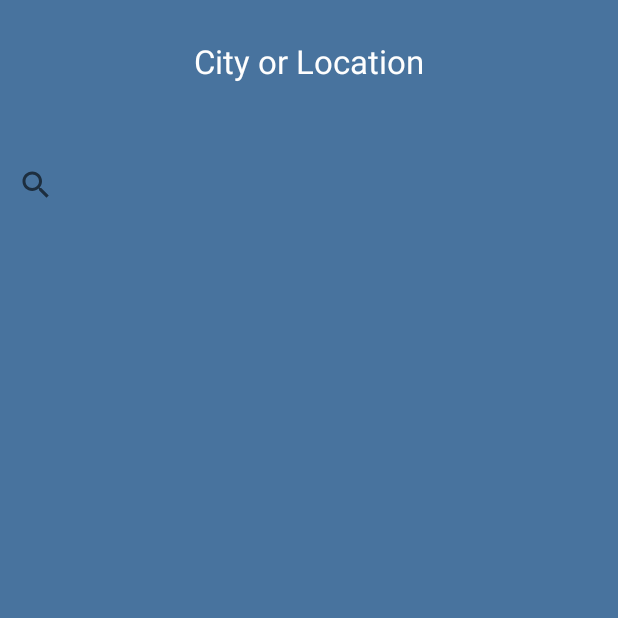
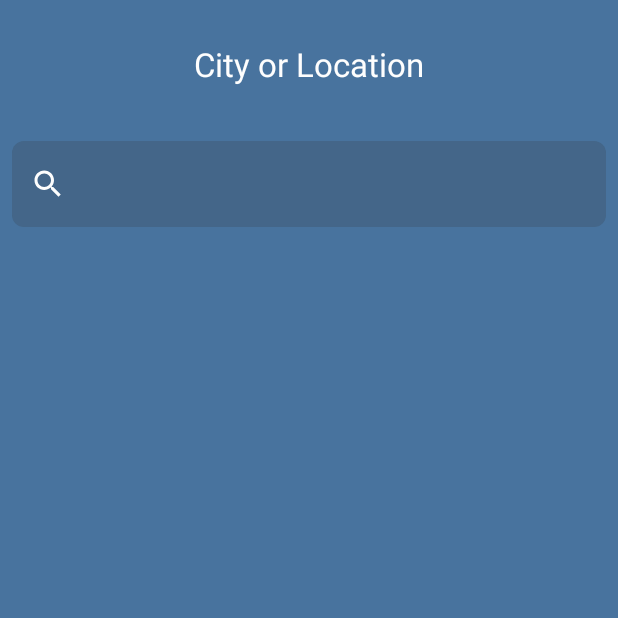
Before and after one commit to Osadchuk8/BitWeather-Android, an Android app: the SearchActivity screen opened directly, with no data from a screen before it, on a phone screen of 412 x 824 dp, the top half of it. Run offline under Robolectric (Android 15) with nearby library versions, the phone set to English and light mode, and no system bars; Roboto replaces fonts that are not available here.

Commit message:
6 day view fix UI improvements rounded tint for the searchview

```diff
--- a/app/src/main/java/com/example/bitweather/SearchActivity.java
+++ b/app/src/main/java/com/example/bitweather/SearchActivity.java
@@ -33,6 +33,11 @@ public class SearchActivity extends AppCompatActivity {
 
 
         searchView = findViewById(R.id.sv_search);
+        searchView.setFocusableInTouchMode(true);
+        searchView.setFocusable(true);
+        searchView.requestFocus();
+
+
         layoutResults = findViewById(R.id.ll_table_results);
 
         searchView.setOnQueryTextListener(new SearchView.OnQueryTextListener() {
@@ -81,6 +86,14 @@ public class SearchActivity extends AppCompatActivity {
 
     }
 
+    public void onStart(){
+        super.onStart();
+        //TODO: solve focusing on searchview
+        searchView.setFocusableInTouchMode(true);
+        searchView.setFocusable(true);
+        searchView.requestFocus();
+    }
+
 
     private void geoCodeCityName(String searchStr){
         mLocationSrv.getAddressFromCityName(searchStr, new CompletionGeoAddress() {
@@ -125,6 +138,7 @@ public class SearchActivity extends AppCompatActivity {
 
                 TextView tv = new TextView(SearchActivity.this);
                 tv.setText(addressStr);
+                tv.setTextColor(getResources().getColor(R.color.snowColor));
 
                 LinearLayout.LayoutParams lllp = new LinearLayout.LayoutParams(
                         LinearLayout.LayoutParams.MATCH_PARENT, LinearLayout.LayoutParams.WRAP_CONTENT);
@@ -132,7 +146,6 @@ public class SearchActivity extends AppCompatActivity {
                 tv.setLayoutParams(lllp);
 
                 tv.setTextSize(20);
-                tv.setBackgroundColor(getResources().getColor(R.color.honey));
                 tv.setOnClickListener(new View.OnClickListener() {
                     @Override
                     public void onClick(View v) {
--- /dev/null
+++ b/app/src/main/res/drawable/bar_rounded_corners.xml
@@ -0,0 +1,11 @@
+<?xml version="1.0" encoding="utf-8"?>
+<shape xmlns:android="http://schemas.android.com/apk/res/android">
+    <solid android:color="#33333333"/>
+    <corners android:radius="8dp"/>
+    <margins
+        android:left="8dp"
+        android:bottom="8dp"
+        android:right="8dp"
+        android:top="8dp"/>
+
+</shape>
--- a/app/src/main/res/layout/activity_search.xml
+++ b/app/src/main/res/layout/activity_search.xml
@@ -17,7 +17,7 @@
             android:id="@+id/textView"
             android:layout_width="match_parent"
             android:layout_height="0dp"
-            android:layout_weight="1"
+            android:layout_weight="6"
             android:gravity="center"
             android:text="City or Location"
             android:textAlignment="center"
@@ -29,12 +29,11 @@
 
         <SearchView
             android:id="@+id/sv_search"
-            style="@android:style/Widget.Material.SearchView"
             android:layout_width="match_parent"
             android:layout_height="0dp"
-            android:layout_weight="1"
-            app:closeIcon="@drawable/btn_magnify"
-            app:searchIcon="@drawable/btn_magnify">
+            android:layout_margin="8dp"
+            android:layout_weight="4"
+            android:background="@drawable/bar_rounded_corners">
 
         </SearchView>
 
@@ -42,7 +41,7 @@
             android:id="@+id/ll_table_results"
             android:layout_width="match_parent"
             android:layout_height="0dp"
-            android:layout_weight="8"
+            android:layout_weight="46"
             android:orientation="vertical"></LinearLayout>
 
     </LinearLayout>
--- a/app/src/main/res/values/colors.xml
+++ b/app/src/main/res/values/colors.xml
@@ -1,7 +1,7 @@
 <?xml version="1.0" encoding="utf-8"?>
 <resources>
     <color name="colorPrimary">#48739E</color>
-    <color name="colorPrimaryDark">#40668B</color>
+    <color name="colorPrimaryDark">#47729d</color>
     <color name="colorAccent">#D81B60</color>
 
     <color name="colorAlphaGrey10">#1A000000</color>
--- a/app/src/main/res/values/styles.xml
+++ b/app/src/main/res/values/styles.xml
@@ -2,11 +2,15 @@
 
     <!-- Base application theme. -->
     <style name="AppTheme" parent="Theme.AppCompat.Light.NoActionBar">
-        <!-- Customize your theme here. -->
+        <!-- Customize your theme here.
+        gonna need  'android:fitsSystemWindows="true" '  for transparent status bar
+        -->
         <item name="colorPrimary">@color/colorPrimary</item>
         <item name="colorPrimaryDark">@color/colorPrimaryDark</item>
         <item name="colorAccent">@color/colorAccent</item>
         <item name="android:editTextColor">@color/snowColor</item>
-    </style>
+        <item name="colorControlNormal">@color/snowColor</item>
+        <item name="textAppearanceListItem">@color/snowColor</item>
+</style>"
 
 </resources>
```
Also changed, not shown: app/src/main/java/com/example/bitweather/MainActivity.java (+24 -10 lines), app/src/main/res/layout/activity_main.xml (+2 -13 lines), app/src/main/res/layout/view_24h.xml (+1 -6 lines), app/src/main/res/layout/view_6d.xml (+1 -6 lines).
